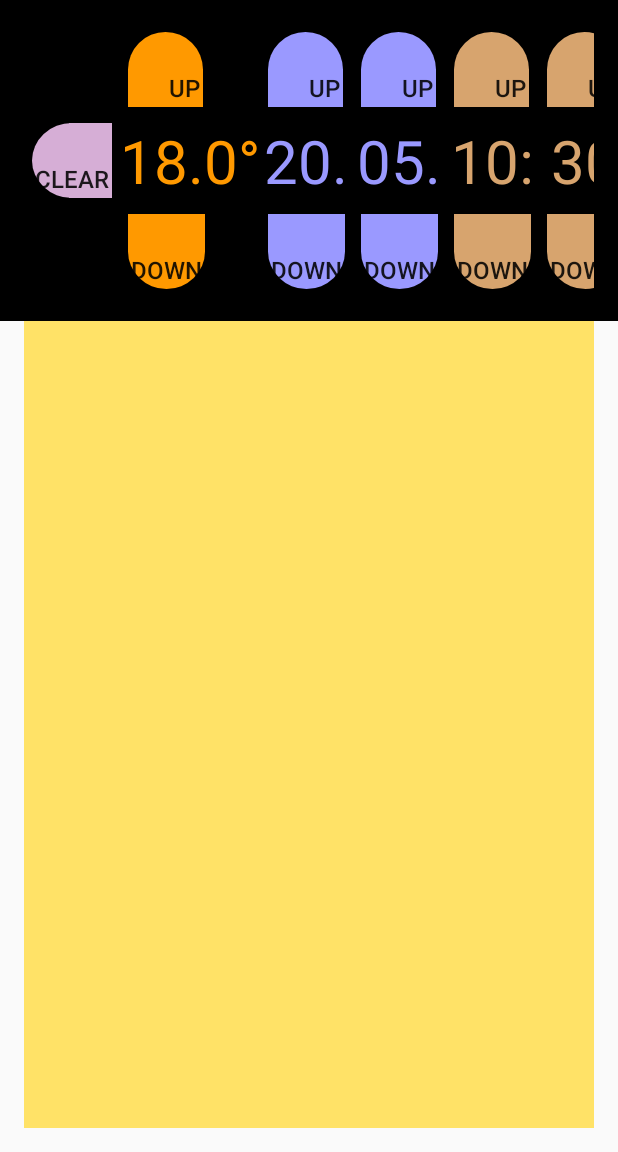
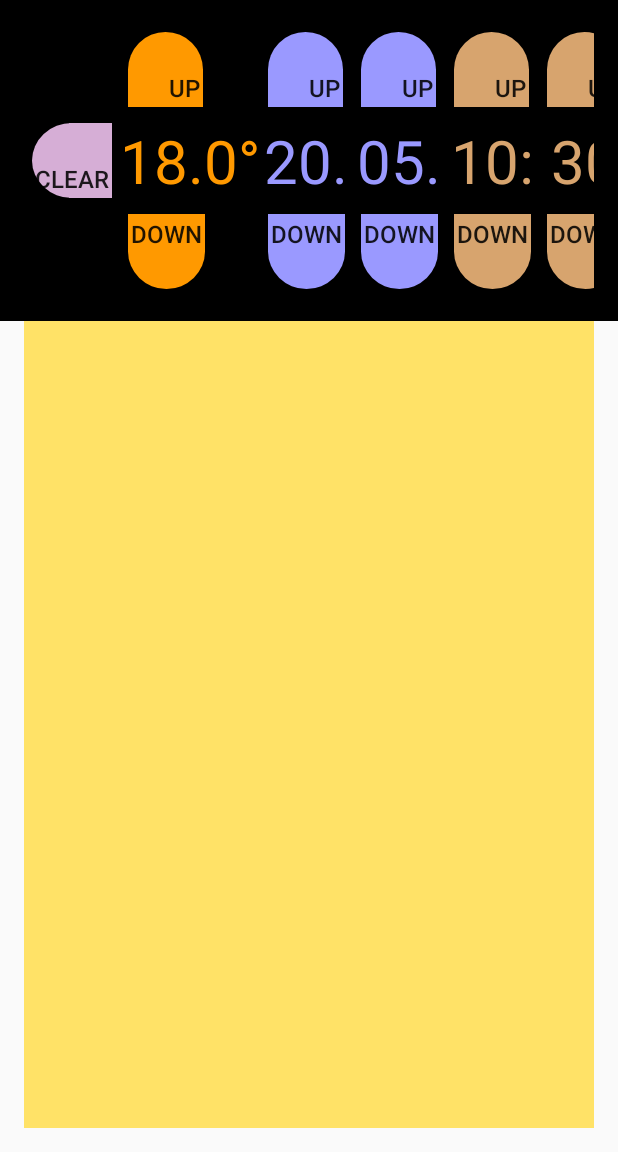
Before and after one commit to ThomasHangstoerfer/HomeControl, an Android app: the fragment LCARSPartyFragment placed in its activity, on a phone screen of 412 x 824 dp, the part 84-1236 px from its top. Run offline under Robolectric (Android 15) with nearby library versions, the phone set to English and light mode, and no system bars.

Commit message:
Fixed button-alignment in party-fragment

```diff
--- a/app/src/main/res/layout/fragment_lcars_party.xml
+++ b/app/src/main/res/layout/fragment_lcars_party.xml
@@ -23,7 +23,8 @@
         android:textAlignment="gravity"
         android:background="@drawable/lcars_button_lightpurple_left"
         android:layout_margin="5dp"
-        android:padding="2dp" />
+        android:padding="2dp"
+        android:layout_gravity="center_vertical|right" />
 
     <Button
         style="?android:attr/buttonStyleSmall"
@@ -81,10 +82,11 @@
         android:layout_row="2"
         android:textSize="16dp"
         android:textAlignment="gravity"
-        android:gravity="bottom|right"
+        android:gravity="top|right"
         android:background="@drawable/lcars_button_orange_down"
         android:layout_margin="5dp"
-        android:padding="2dp" />
+        android:padding="2dp"
+        android:layout_gravity="top" />
 
     <TextView
         android:layout_width="fill_parent"
@@ -110,10 +112,11 @@
         android:layout_row="2"
         android:textSize="16dp"
         android:textAlignment="gravity"
-        android:gravity="bottom|right"
+        android:gravity="top|right"
         android:background="@drawable/lcars_button_blue_down"
         android:layout_margin="5dp"
-        android:padding="2dp" />
+        android:padding="2dp"
+        android:layout_gravity="top" />
 
     <Button
         style="?android:attr/buttonStyleSmall"
@@ -154,10 +157,11 @@
         android:layout_row="2"
         android:textSize="16dp"
         android:textAlignment="gravity"
-        android:gravity="bottom|right"
+        android:gravity="top|right"
         android:background="@drawable/lcars_button_blue_down"
         android:layout_margin="5dp"
-        android:padding="2dp" />
+        android:padding="2dp"
+        android:layout_gravity="top" />
 
     <Button
         style="?android:attr/buttonStyleSmall"
@@ -198,10 +202,11 @@
         android:layout_row="2"
         android:textSize="16dp"
         android:textAlignment="gravity"
-        android:gravity="bottom|right"
+        android:gravity="top|right"
         android:background="@drawable/lcars_button_brown_down"
         android:layout_margin="5dp"
-        android:padding="2dp" />
+        android:padding="2dp"
+        android:layout_gravity="top" />
 
     <Button
         style="?android:attr/buttonStyleSmall"
@@ -243,10 +248,11 @@
         android:layout_row="2"
         android:textSize="16dp"
         android:textAlignment="gravity"
-        android:gravity="bottom|right"
+        android:gravity="top|right"
         android:background="@drawable/lcars_button_brown_down"
         android:layout_margin="5dp"
-        android:padding="2dp" />
+        android:padding="2dp"
+        android:layout_gravity="top" />
 
     <Button
         android:layout_width="fill_parent"
@@ -257,10 +263,11 @@
         android:layout_row="1"
         android:textSize="16dp"
         android:textAlignment="gravity"
-        android:gravity="bottom|right"
+        android:gravity="left|bottom"
         style="?android:attr/buttonStyleSmall"
         android:background="@drawable/lcars_button_lightpurple_right"
         android:layout_margin="5dp"
-        android:padding="2dp" />
+        android:padding="2dp"
+        android:layout_gravity="left|center_vertical" />
 
 </GridLayout>
```
